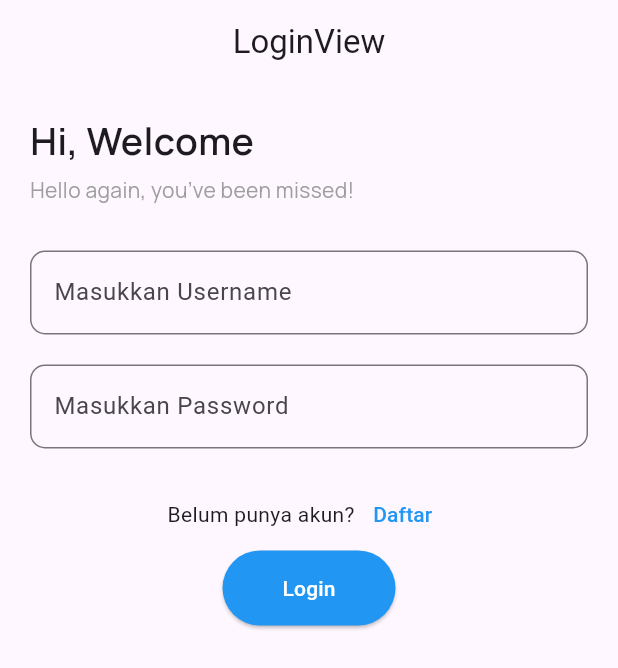
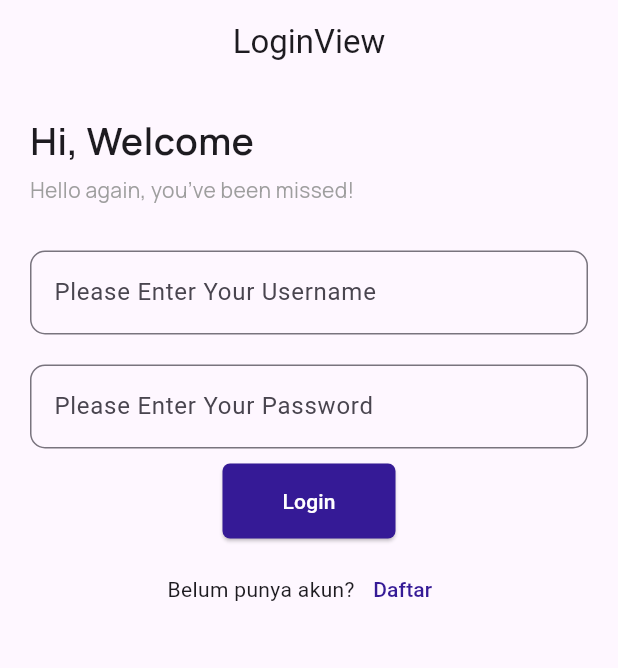
Before and after one commit to MDaffaSurya/peminjam_perpustakaan_kelas_b, a Flutter app: the screen it shows after launch, on a phone screen of 412 x 824 dp. Shown: the top 668 px of the screen. Run offline on Flutter 3.47's test engine with Material 3 defaults, Android fonts, the phone set to English and light mode, and no system bars; our stand-ins replace dio, get, get_storage, google_fonts, pretty_dio_logger.

Commit message:
16 feb 2024

```diff
--- a/lib/app/modules/login/controllers/login_controller.dart
+++ b/lib/app/modules/login/controllers/login_controller.dart
@@ -16,6 +16,12 @@ class LoginController extends GetxController {
   final TextEditingController usernameController = TextEditingController();
   final TextEditingController passwordController = TextEditingController();
   final count = 0.obs;
+  var passwordObscureText = true.obs;
+
+  void togglePasswordVisibility() {
+    passwordObscureText.value = !passwordObscureText.value;
+  }
+
   @override
   void onInit() {
     super.onInit();
--- a/lib/app/modules/login/views/login_view.dart
+++ b/lib/app/modules/login/views/login_view.dart
@@ -51,7 +51,7 @@ class LoginView extends GetView<LoginController> {
                       child: TextFormField(
                         controller: controller.usernameController,
                         decoration: InputDecoration(
-                          hintText: "Masukkan Username",
+                          hintText: "Please Enter Your Username",
                           // icon: Icon(Icons.person),
                           border: OutlineInputBorder(borderRadius: BorderRadius.circular(10)),
                         ),
@@ -67,9 +67,9 @@ class LoginView extends GetView<LoginController> {
                       padding: const EdgeInsets.symmetric(horizontal: 20, vertical: 10),
                       child: TextFormField(
                         controller: controller.passwordController,
-                        obscureText: true,
+                        obscureText: controller.passwordObscureText.value,
                         decoration: InputDecoration(
-                          hintText: "Masukkan Password",
+                          hintText: "Please Enter Your Password",
                           // icon: Icon(Icons.lock),
                           border: OutlineInputBorder(borderRadius: BorderRadius.circular(10)),
                         ),
@@ -82,6 +82,24 @@ class LoginView extends GetView<LoginController> {
                       ),
                     ),
 
+
+                    Obx(() => controller.loading.value
+                        ? CircularProgressIndicator()
+                        : ElevatedButton(
+                      onPressed: () {
+                        controller.login();
+                      },
+                      child: Text("Login"),
+                      style: ElevatedButton.styleFrom(
+                        primary: Color(0xFF351A96),
+                        onPrimary: Colors.white,
+                        padding: EdgeInsets.symmetric(horizontal: 40, vertical: 15),
+                        shape: RoundedRectangleBorder(
+                          borderRadius: BorderRadius.circular(5),
+                        ),
+                      ),
+                    ),
+                    ),
                     SizedBox(height: 10),
                     Row(
                       mainAxisAlignment: MainAxisAlignment.center,
@@ -91,27 +109,10 @@ class LoginView extends GetView<LoginController> {
                             onPressed: () => Get.toNamed(Routes.REGISTER),
                             child: Text("Daftar"),
                             style: ElevatedButton.styleFrom(
-                                onPrimary: Colors.blue
+                                onPrimary: Color(0xFF351A96)
                             )
                         ),
                       ],
-                    ),
-                    Obx(() => controller.loading.value
-                        ? CircularProgressIndicator()
-                        : ElevatedButton(
-                      onPressed: () {
-                        controller.login();
-                      },
-                      child: Text("Login"),
-                      style: ElevatedButton.styleFrom(
-                        primary: Colors.blue,
-                        onPrimary: Colors.white,
-                        padding: EdgeInsets.symmetric(horizontal: 40, vertical: 15),
-                        shape: RoundedRectangleBorder(
-                          borderRadius: BorderRadius.circular(30),
-                        ),
-                      ),
-                    ),
                     ),
                   ],
                 ),
```
Also changed, not shown: lib/app/modules/register/views/register_view.dart (+17 -2 lines).
